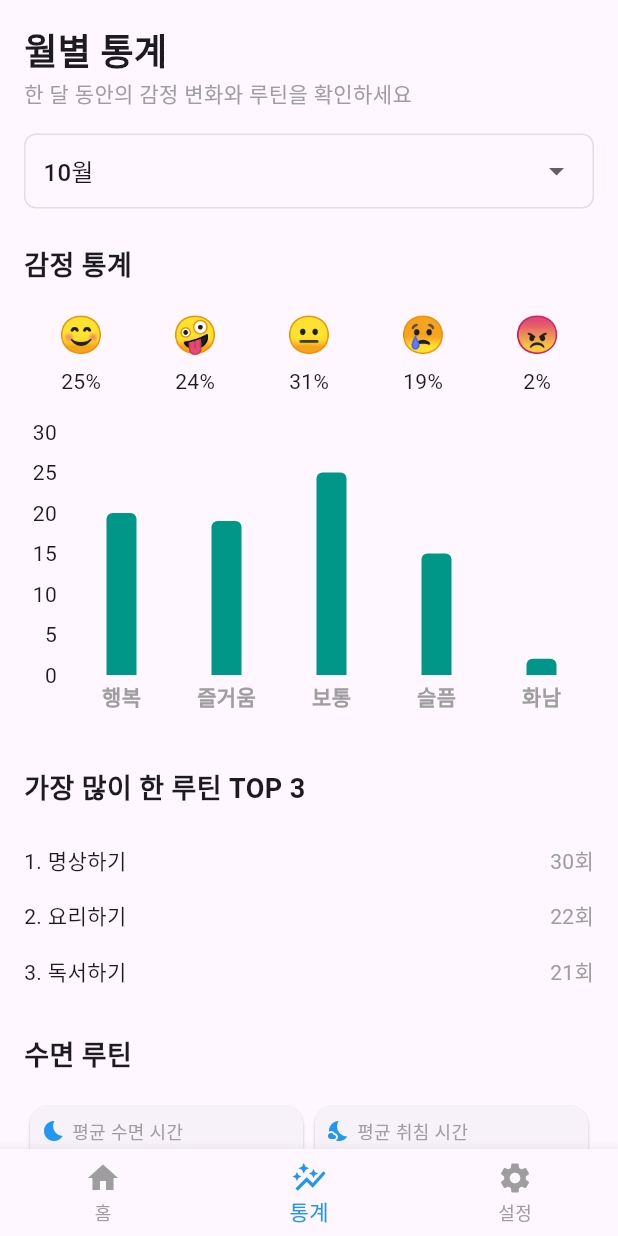
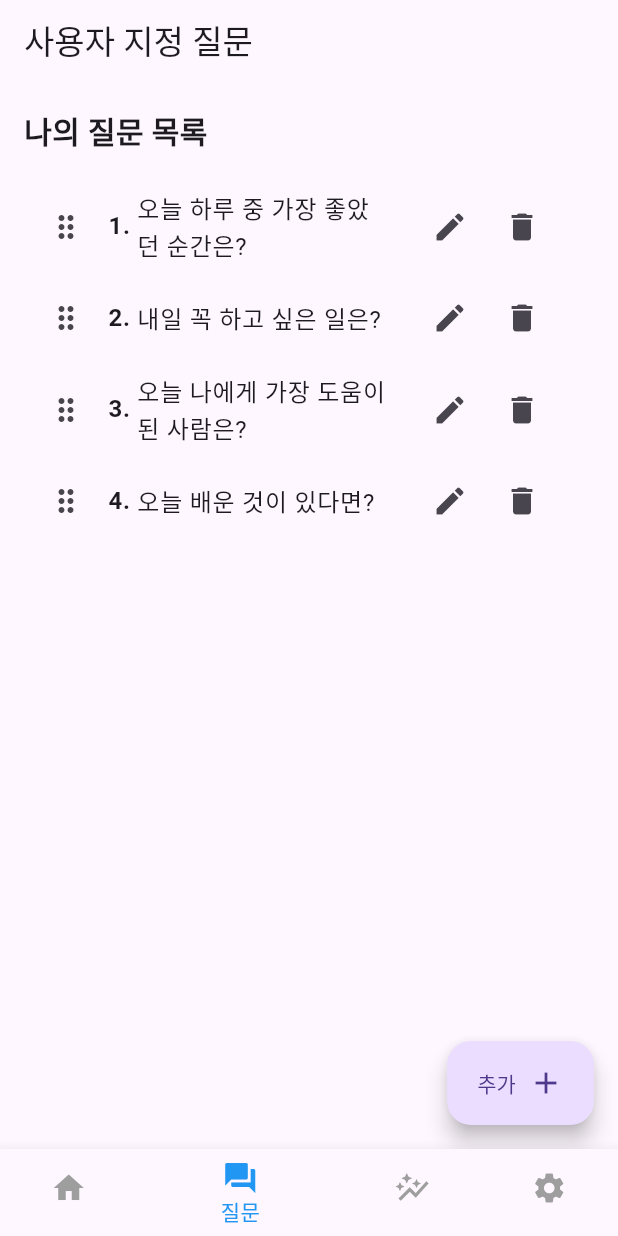
Before and after one commit to leafdesk/lifelog, a Flutter app: the screen it shows after launch, item 2 of the bottom bar chosen, on a phone screen of 412 x 824 dp. Run offline on Flutter 3.47's test engine with Material 3 defaults, Android fonts, the phone set to English and light mode, and no system bars; drawn by our look-alikes of fl_chart; our stand-ins replace dio, freezed_annotation, get, logger, pretty_dio_logger, retrofit and 1 more; generated files the repository leaves out were written again.

Commit message:
🔨 [ADD] 사용자 지정 질문 설정 스크린 추가

```diff
--- a/lib/constants.dart
+++ b/lib/constants.dart
@@ -1,7 +1,10 @@
 class Constants {
-  // SWAGGER 서버 URL. (테스트))
+  // SWAGGER 서버 URL. (테스트)
   static const String swaggerServerUrl =
       "https://virtserver.swaggerhub.com/LSG001008_1/lifelog/1.0.0";
+
+  // 로컬 서버 URL (테스트)
+  static const String localServerUrl = "http://localhost:8080";
 
   // 서버 URL. (운영계)
   static const String serverUrl = "http://54.180.251.29";
--- a/lib/main.dart
+++ b/lib/main.dart
@@ -2,6 +2,7 @@ import 'package:flutter/material.dart';
 import 'package:get/get.dart';
 import 'package:lifelog/app_controller.dart';
 import 'package:lifelog/screens/home/home_screen.dart';
+import 'package:lifelog/screens/questions/questions_screen.dart';
 import 'package:lifelog/screens/settings_screen.dart';
 import 'package:lifelog/screens/statistics_screen.dart';
 
@@ -29,7 +30,8 @@ class MainPage extends StatelessWidget {
 
   // 각 페이지를 담을 리스트
   static final List<Widget> _widgetOptions = <Widget>[
-    HomeScreen(),
+    const HomeScreen(),
+    const QuestionsScreen(),
     const StatisticsScreen(),
     const SettingsScreen(),
   ];
@@ -54,6 +56,10 @@ class MainPage extends StatelessWidget {
               label: '홈',
             ),
             BottomNavigationBarItem(
+              icon: Icon(Icons.question_answer),
+              label: '질문',
+            ),
+            BottomNavigationBarItem(
               icon: Icon(Icons.auto_graph),
               label: '통계',
             ),
--- /dev/null
+++ b/lib/screens/questions/questions_controller.dart
@@ -0,0 +1,44 @@
+import 'package:get/get.dart';
+import 'package:lifelog/utils/log_util.dart';
+
+class QuestionsController extends GetxController {
+  static String tag = "QuestionsController";
+  static QuestionsController get to => Get.find();
+
+  // 질문 관련 상태 변수들
+  RxList<String> questions = <String>[].obs;
+  RxString currentQuestion = ''.obs;
+  RxString currentAnswer = ''.obs;
+
+  // 질문 목록을 로드하는 메서드
+  Future<void> loadQuestions() async {
+    try {
+      // TODO: API 연동 시 실제 데이터로 교체
+      questions.value = [
+        '오늘 하루 중 가장 좋았던 순간은?',
+        '내일 꼭 하고 싶은 일은?',
+        '오늘 나에게 가장 도움이 된 사람은?',
+        '오늘 배운 것이 있다면?'
+      ];
+    } catch (e) {
+      LogUtil.e(tag, '질문 데이터 로드 실패: $e');
+    }
+  }
+
+  // 답변을 저장하는 메서드
+  Future<void> saveAnswer(String question, String answer) async {
+    try {
+      // TODO: API 연동 시 실제 저장 로직 구현
+      currentQuestion.value = question;
+      currentAnswer.value = answer;
+    } catch (e) {
+      LogUtil.e(tag, '답변 저장 실패: $e');
+    }
+  }
+
+  @override
+  void onInit() {
+    super.onInit();
+    loadQuestions(); // 컨트롤러 초기화 시 질문 목록 로드
+  }
+}
--- /dev/null
+++ b/lib/screens/questions/questions_screen.dart
@@ -0,0 +1,198 @@
+import 'package:flutter/material.dart';
+import 'package:get/get.dart';
+import 'package:lifelog/screens/questions/questions_controller.dart';
+
+class QuestionsScreen extends StatefulWidget {
+  const QuestionsScreen({super.key});
+
+  @override
+  State<QuestionsScreen> createState() => _QuestionsScreenState();
+}
+
+class _QuestionsScreenState extends State<QuestionsScreen> {
+  final QuestionsController _questionsController =
+      Get.put(QuestionsController());
+  final TextEditingController _textController = TextEditingController();
+
+  @override
+  void dispose() {
+    _textController.dispose();
+    super.dispose();
+  }
+
+  void _showAddQuestionDialog() {
+    showDialog(
+      context: context,
+      builder: (context) => AlertDialog(
+        title: const Text('새로운 질문 추가'),
+        content: TextField(
+          controller: _textController,
+          decoration: const InputDecoration(
+            hintText: '질문을 입력하세요',
+          ),
+        ),
+        actions: [
+          TextButton(
+            onPressed: () => Navigator.pop(context),
+            child: const Text('취소'),
+          ),
+          TextButton(
+            onPressed: () {
+              if (_textController.text.isNotEmpty) {
+                _questionsController.questions.add(_textController.text);
+                _textController.clear();
+                Navigator.pop(context);
+              }
+            },
+            child: const Text('추가'),
+          ),
+        ],
+      ),
+    );
+  }
+
+  void _showEditQuestionDialog(int index, String currentQuestion) {
+    _textController.text = currentQuestion; // 현재 질문으로 초기화
+    showDialog(
+      context: context,
+      builder: (context) => AlertDialog(
+        title: const Text('질문 수정'),
+        content: TextField(
+          controller: _textController,
+          decoration: const InputDecoration(
+            hintText: '질문을 입력하세요',
+          ),
+        ),
+        actions: [
+          TextButton(
+            onPressed: () => Navigator.pop(context),
+            child: const Text('취소'),
+          ),
+          TextButton(
+            onPressed: () {
+              if (_textController.text.isNotEmpty) {
+                _questionsController.questions[index] = _textController.text;
+                _textController.clear();
+                Navigator.pop(context);
+              }
+            },
+            child: const Text('수정'),
+          ),
+        ],
+      ),
+    );
+  }
+
+  void _showDeleteConfirmDialog(int index) {
+    showDialog(
+      context: context,
+      builder: (context) => AlertDialog(
+        title: const Text('질문 삭제'),
+        content: const Text('정말로 이 질문을 삭제하시겠습니까?'),
+        actions: [
+          TextButton(
+            onPressed: () => Navigator.pop(context),
+            child: const Text('취소'),
+          ),
+          TextButton(
+            onPressed: () {
+              _questionsController.questions.removeAt(index);
+              Navigator.pop(context);
+            },
+            child: const Text('삭제'),
+          ),
+        ],
+      ),
+    );
+  }
+
+  @override
+  Widget build(BuildContext context) {
+    return Scaffold(
+      appBar: AppBar(
+        title: const Text('사용자 지정 질문'),
+      ),
+      floatingActionButton: FloatingActionButton.extended(
+        onPressed: _showAddQuestionDialog,
+        label: const Row(
+          children: [
+            Text('추가'),
+            SizedBox(width: 8),
+            Icon(Icons.add),
+          ],
+        ),
+      ),
+      body: Padding(
+        padding: const EdgeInsets.all(16.0),
+        child: Column(
+          crossAxisAlignment: CrossAxisAlignment.start,
+          children: [
+            const Text(
+              '나의 질문 목록',
+              style: TextStyle(
+                fontSize: 20,
+                fontWeight: FontWeight.bold,
+              ),
+            ),
+            const SizedBox(height: 16),
+            Expanded(
+              child: Obx(
+                () => ReorderableListView.builder(
+                  buildDefaultDragHandles: false,
+                  itemCount: _questionsController.questions.length,
+                  onReorder: (oldIndex, newIndex) {
+                    if (oldIndex < newIndex) {
+                      newIndex -= 1;
+                    }
+                    final item =
+                        _questionsController.questions.removeAt(oldIndex);
+                    _questionsController.questions.insert(newIndex, item);
+                  },
+                  itemBuilder: (context, index) {
+                    return ListTile(
+                      key: Key('$index'),
+                      leading: ReorderableDragStartListener(
+                        index: index,
+                        child: const Icon(Icons.drag_indicator),
+                      ),
+                      title: Row(
+                        children: [
+                          Text(
+                            '${index + 1}. ',
+                            style: const TextStyle(
+                              fontWeight: FontWeight.bold,
+                              fontSize: 16,
+                            ),
+                          ),
+                          Expanded(
+                            child: Text(_questionsController.questions[index]),
+                          ),
+                        ],
+                      ),
+                      trailing: Row(
+                        mainAxisSize: MainAxisSize.min,
+                        children: [
+                          IconButton(
+                            icon: const Icon(Icons.edit),
+                            onPressed: () => _showEditQuestionDialog(
+                              index,
+                              _questionsController.questions[index],
+                            ),
+                          ),
+                          IconButton(
+                            icon: const Icon(Icons.delete),
+                            onPressed: () => _showDeleteConfirmDialog(index),
+                          ),
+                        ],
+                      ),
+                    );
+                  },
+                ),
+              ),
+            ),
+          ],
+        ),
+      ),
+    );
+  }
+}
```
Also changed, not shown: lib/screens/home/home_screen.dart (+1 -13 lines).
